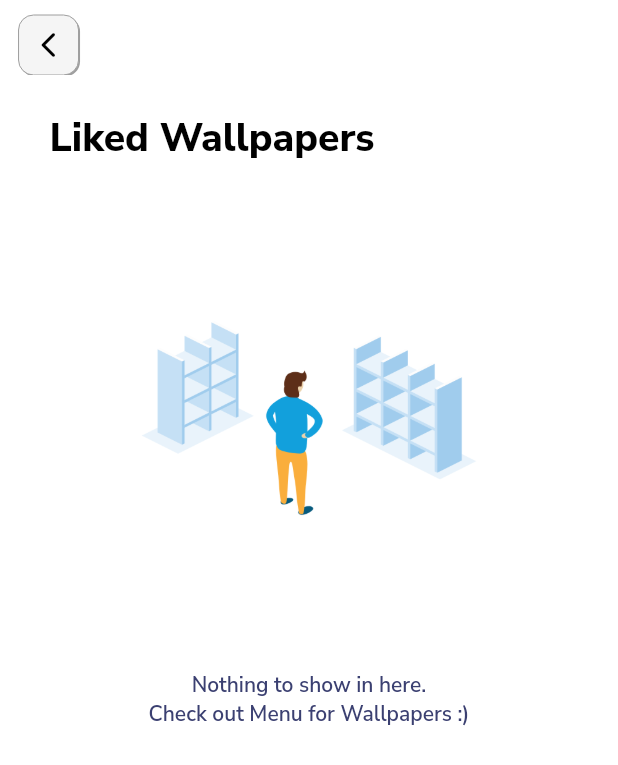
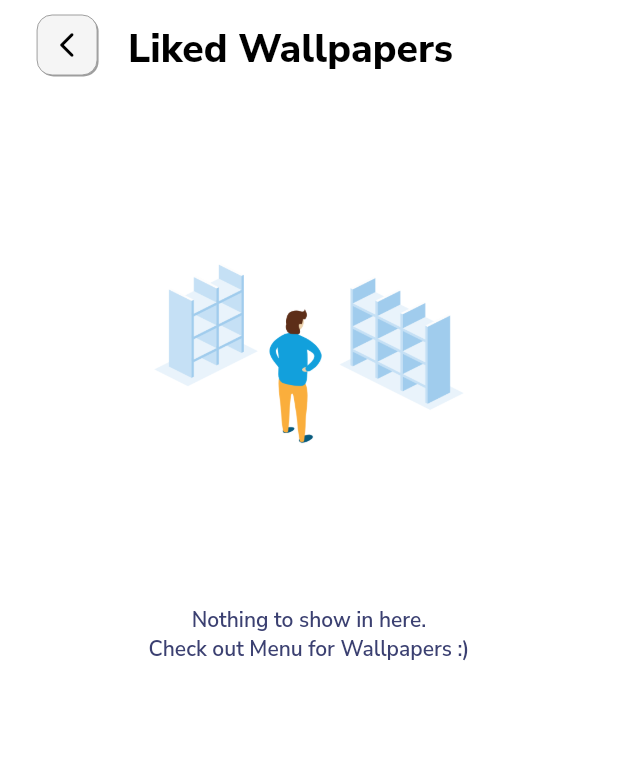
Before and after one commit to prasad-791/WallpaperNest, a Flutter app: the LikedWallpaperScreen screen opened directly with empty values, on a phone screen of 412 x 824 dp. Shown: the top 765 px of the screen. Run offline on Flutter 3.47's test engine with Material 2 defaults, Android fonts, the phone set to English and light mode, and no system bars; our stand-ins replace animated_splash_screen, cloud_firestore, firebase_auth, firebase_core, flutter_cache_manager, fluttertoast and 2 more; missing offline and left inert: wallpaper_manager_flutter; accounts and stored records are empty; network calls fail.

Commit message:
UI updated

```diff
--- a/lib/screens/authentication/authenticate.dart
+++ b/lib/screens/authentication/authenticate.dart
@@ -175,6 +175,9 @@ class _AuthenticateScreenState extends State<AuthenticateScreen> {
     setState(() {
       rememberedEmail = pref.getString('rememberedEmail') ?? "";
     });
+    if(rememberedEmail.isNotEmpty){
+      showToast("Sign In with $rememberedEmail");
+    }
   }
 
   Widget buildLogInContainer(var h,var w){
--- a/lib/screens/liked_wallpaper_screen/liked_wallpaper_screen.dart
+++ b/lib/screens/liked_wallpaper_screen/liked_wallpaper_screen.dart
@@ -1,10 +1,14 @@
 import 'package:flutter/material.dart';
+import 'package:provider/provider.dart';
+import 'package:wallpapernest/configurations/config.dart';
 import 'package:wallpapernest/models/liked_screen_arguments.dart';
+import 'package:wallpapernest/models/user.dart';
 import 'package:wallpapernest/models/wallpaper.dart';
-import 'package:wallpapernest/screens/widgets/app_bar.dart';
 import 'package:wallpapernest/screens/widgets/back_btn_appbar.dart';
 import 'package:wallpapernest/screens/widgets/empty_placeholder.dart';
 import 'package:wallpapernest/screens/widgets/grid_view_images.dart';
+import 'package:wallpapernest/screens/widgets/placeholder_toast.dart';
+import 'package:wallpapernest/services/database.dart';
 
 class LikedWallpaperScreen extends StatefulWidget {
 
@@ -32,12 +36,21 @@ class _LikedWallpaperScreenState extends State<LikedWallpaperScreen> {
     final args = ModalRoute.of(context)!.settings.arguments as LikedScreenArguments;
     List<Wallpaper> likedWallpaperList = args.list;
 
+    var height = MediaQuery.of(context).size.height;
+    var width = MediaQuery.of(context).size.width;
+
+    final user = Provider.of<CustomUser?>(context);
 
     return SafeArea(
       child: Scaffold(
         backgroundColor: Colors.white,
         resizeToAvoidBottomInset: false,
-        body: Column(
+        body: Padding(
+          padding: EdgeInsets.symmetric(horizontal: width*0.03),
+          child: Column(
+            children: [
+              Row(
+                crossAxisAlignment: CrossAxisAlignment.end,
                 children: [
                   Container(
                     margin: EdgeInsets.only(left: w*0.03,),
@@ -45,11 +58,28 @@ class _LikedWallpaperScreenState extends State<LikedWallpaperScreen> {
                       Navigator.pop(context);
                     }),
                   ),
-
-            const CustomAppBar(title: "Liked Wallpapers",),
+                  SizedBox(width: w*0.05,),
+                  const Text(
+                    "Liked Wallpapers",
+                    style: TextStyle(
+                      color: Colors.black,
+                      fontSize: 26,
+                      fontFamily: fontExtraBold,
+                    ),
+                  ),
+                ],
+              ),
+              SizedBox(height: h*0.05,),
               likedWallpaperList.isEmpty?
-            const EmptyPlaceHolder(name: 'here'):Expanded(child: GridViewImages(imageList: likedWallpaperList,)),
+              const EmptyPlaceHolder(name: 'here'):Expanded(child: GridViewImages(imageList: likedWallpaperList, isFromMenuScreen: false,
+              delete: (item)async{
+                await DatabaseService(uid: user!.uid).removeFromLikedWallpapers(item);
+                setState(() {
+                  showToast("Deleted");
+                });
+              },)),
             ],
+          ),
         ),
       ),
     );
--- a/lib/screens/menu_screen/menu_screen.dart
+++ b/lib/screens/menu_screen/menu_screen.dart
@@ -129,7 +129,7 @@ class _MenuScreenState extends State<MenuScreen> {
     }else{
       return Expanded(child: Padding(
         padding: const EdgeInsets.only(left: 10,right: 10),
-        child: GridViewImages(imageList: wallpaperList,),
+        child: GridViewImages(imageList: wallpaperList, isFromMenuScreen: true,delete: (item){},),
       ));
     }
   }
--- a/lib/screens/wallpaper_screen/wallpaper_screen.dart
+++ b/lib/screens/wallpaper_screen/wallpaper_screen.dart
@@ -112,6 +112,7 @@ class _WallpaperScreenState extends State<WallpaperScreen> {
               FloatingActionButton(
                 backgroundColor: Colors.white,
                 onPressed: ()async{
+                  if(!inProcess){
                     setState(() {
                       inProcess = true;
                     });
@@ -120,6 +121,7 @@ class _WallpaperScreenState extends State<WallpaperScreen> {
                       isLiked = !isLiked;
                       inProcess = false;
                     });
+                  }
                 },
                 child: Icon(
                   Icons.favorite,
```
Also changed, not shown: lib/screens/downloads_screen/downloads_screen.dart (+8 -2 lines), lib/screens/widgets/grid_view_images.dart (+28 -7 lines), lib/services/database.dart (+42 -3 lines). Lines whose indentation alone changed are shown as unchanged.
